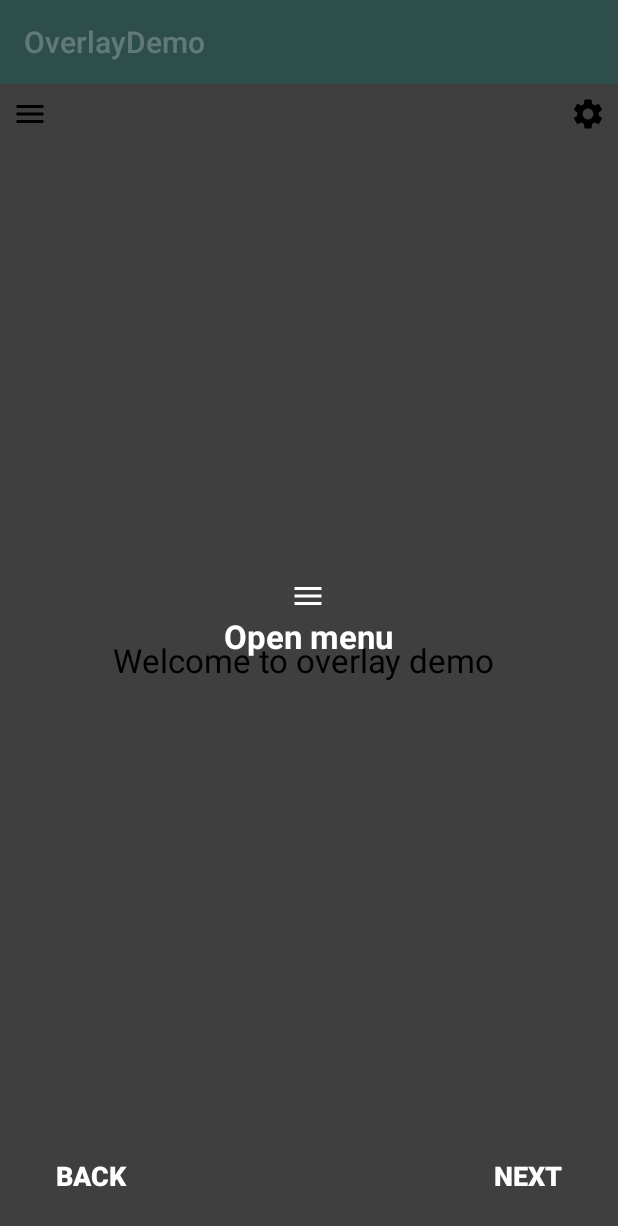
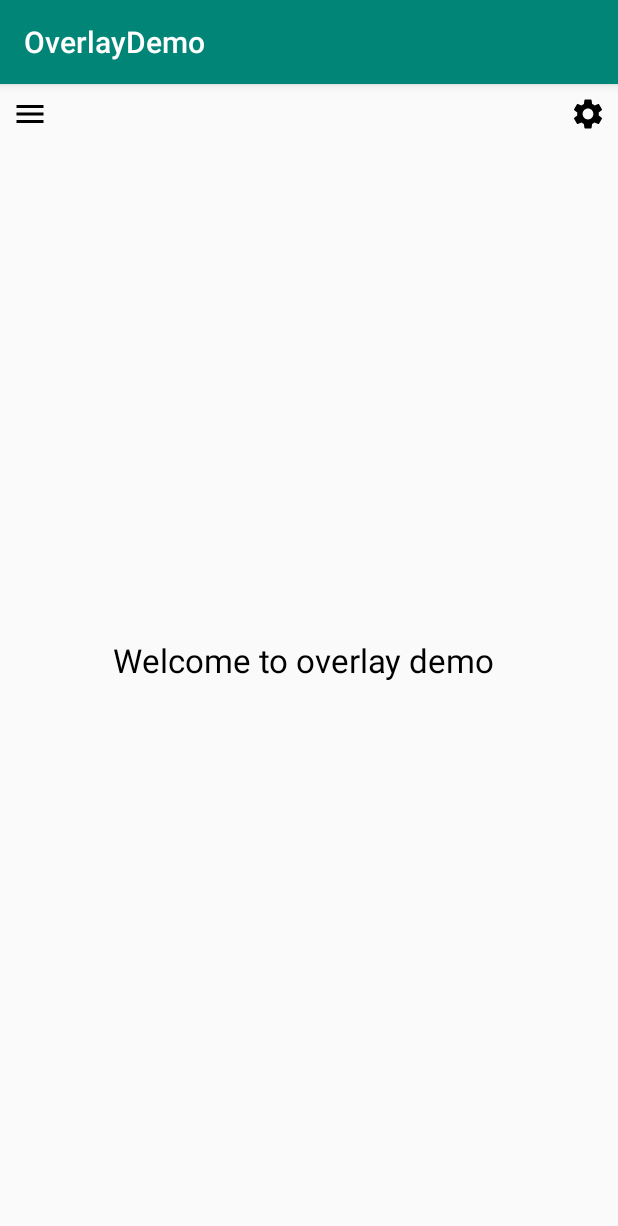
Before and after one commit to thaliees/OverlayDemoJava, an Android app: the layout activity_main.xml on its own in the app's theme, with its tools: preview values and no code run, on a phone screen of 412 x 824 dp. Shown: the top 1226 px of the screen. Run offline under Robolectric (Android 15) with nearby library versions, the phone set to English and light mode, and no system bars.

Commit message:
Focused view.

```diff
--- a/app/src/main/AndroidManifest.xml
+++ b/app/src/main/AndroidManifest.xml
@@ -11,6 +11,9 @@
         android:theme="@style/AppTheme">
         <activity
             android:name=".MainActivity"
+            android:theme="@style/Theme.AppCompat.Light.NoActionBar"/>
+        <activity
+            android:name=".DemoActivity"
             android:theme="@style/Theme.AppCompat.Light.NoActionBar">
             <intent-filter>
                 <action android:name="android.intent.action.MAIN" />
--- a/app/src/main/res/layout/activity_main.xml
+++ b/app/src/main/res/layout/activity_main.xml
@@ -10,7 +10,7 @@
         android:id="@+id/toolbar"
         android:layout_width="match_parent"
         android:layout_height="?attr/actionBarSize"
-        android:background="#40008577"
+        android:background="@color/colorPrimary"
         android:elevation="4dp"
         android:theme="@style/ThemeOverlay.AppCompat.ActionBar"
         app:layout_constraintEnd_toEndOf="parent"
@@ -18,7 +18,7 @@
         app:layout_constraintTop_toTopOf="parent"
         app:popupTheme="@style/ThemeOverlay.AppCompat.Light"
         app:title="@string/app_name"
-        app:titleTextColor="#40FFFFFF" />
+        app:titleTextColor="@color/colorTitleToolbar" />
 
     <ImageView
         android:id="@+id/ic_menu"
@@ -60,62 +60,4 @@
         app:layout_constraintStart_toStartOf="parent"
         app:layout_constraintTop_toBottomOf="@+id/toolbar" />
 
-    <RelativeLayout
-        android:id="@+id/rlOverlay"
-        android:layout_width="match_parent"
-        android:layout_height="match_parent"
-        android:background="#BF000000"
-        app:layout_constraintBottom_toBottomOf="parent"
-        app:layout_constraintEnd_toEndOf="parent"
-        app:layout_constraintStart_toStartOf="parent"
-        app:layout_constraintTop_toTopOf="parent">
-
-        <LinearLayout
-            android:layout_width="wrap_content"
-            android:layout_height="wrap_content"
-            android:layout_centerInParent="true"
-            android:orientation="vertical">
-
-            <TextView
-                android:id="@+id/help"
-                android:layout_width="wrap_content"
-                android:layout_height="wrap_content"
-                android:layout_gravity="bottom"
-                android:drawableTop="@drawable/ic_menu_24px"
-                android:text="@string/help_menu"
-                android:textColor="@color/colorTitleToolbar"
-                android:textSize="22sp"
-                android:textStyle="bold" />
-        </LinearLayout>
-
-        <Button
-            android:id="@+id/button_back"
-            android:layout_width="wrap_content"
-            android:layout_height="wrap_content"
-            android:layout_alignParentStart="true"
-            android:layout_alignParentBottom="true"
-            android:layout_marginStart="16dp"
-            android:layout_marginBottom="16dp"
-            android:background="@android:color/transparent"
-            android:text="@string/button_back"
-            android:textColor="@color/colorTitleToolbar"
-            android:textSize="18sp"
-            android:textStyle="bold" />
-
-        <Button
-            android:id="@+id/button_next"
-            android:layout_width="wrap_content"
-            android:layout_height="wrap_content"
-            android:layout_alignEnd="@id/button_back"
-            android:layout_alignParentEnd="true"
-            android:layout_alignParentBottom="true"
-            android:layout_marginEnd="16dp"
-            android:layout_marginBottom="16dp"
-            android:background="@android:color/transparent"
-            android:text="@string/button_next"
-            android:textColor="@color/colorTitleToolbar"
-            android:textSize="18sp"
-            android:textStyle="bold" />
-    </RelativeLayout>
-
 </android.support.constraint.ConstraintLayout>
--- a/app/src/main/res/values/colors.xml
+++ b/app/src/main/res/values/colors.xml
@@ -4,4 +4,6 @@
     <color name="colorPrimaryDark">#00574B</color>
     <color name="colorAccent">#D81B60</color>
     <color name="colorTitleToolbar">#FFFFFF</color>
+    <color name="colorOverlay">#BF000000</color>
+    <color name="colorTransparent">#00FFFFFF</color>
 </resources>
```
Also changed, not shown: app/src/main/java/com/thaliees/overlaydemo/DemoActivity.java (added, +91 -0 lines), app/src/main/java/com/thaliees/overlaydemo/MainActivity.java (+0 -63 lines), app/src/main/res/layout/activity_demo.xml (added, +95 -0 lines), 1 other file.
